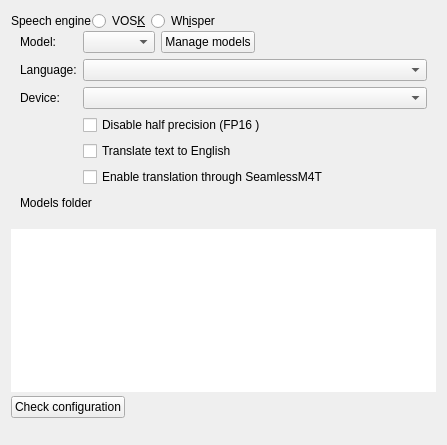
This is src/ui/configspeech_ui.ui in KDE/kdenlive as Qt 5 draws it before an edit. The edited form follows.
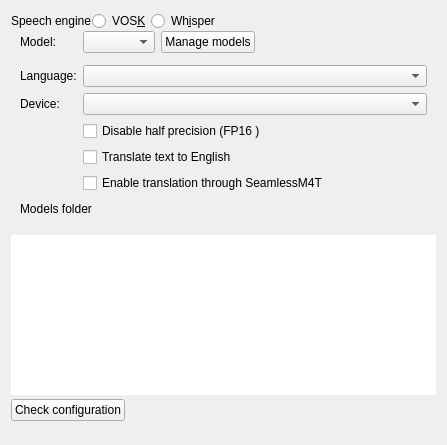
This is the edited form. Icons and pictures are not drawn. Custom widgets are drawn as their Qt base class.

```diff
--- a/src/ui/configspeech_ui.ui
+++ b/src/ui/configspeech_ui.ui
@@ -236,52 +236,52 @@
          </item>
         </layout>
        </item>
-       <item row="1" column="0">
+       <item row="2" column="0">
         <widget class="QLabel" name="label_4">
          <property name="text">
           <string>Language:</string>
          </property>
         </widget>
        </item>
-       <item row="1" column="1">
+       <item row="2" column="1">
         <widget class="QComboBox" name="combo_wr_lang"/>
        </item>
-       <item row="2" column="0">
+       <item row="3" column="0">
         <widget class="QLabel" name="label_5">
          <property name="text">
           <string>Device:</string>
          </property>
         </widget>
        </item>
-       <item row="2" column="1">
+       <item row="3" column="1">
         <widget class="QComboBox" name="combo_wr_device">
          <property name="sizeAdjustPolicy">
           <enum>QComboBox::SizeAdjustPolicy::AdjustToContents</enum>
          </property>
         </widget>
        </item>
-       <item row="3" column="1">
+       <item row="4" column="1">
         <widget class="QCheckBox" name="kcfg_whisperDisableFP16">
          <property name="text">
           <string>Disable half precision (FP16 )</string>
          </property>
         </widget>
        </item>
-       <item row="4" column="1">
+       <item row="5" column="1">
         <widget class="QCheckBox" name="kcfg_whisperTranslate">
          <property name="text">
           <string>Translate text to English</string>
          </property>
         </widget>
        </item>
-       <item row="5" column="1">
+       <item row="6" column="1">
         <widget class="QCheckBox" name="kcfg_enableSeamless">
          <property name="text">
           <string>Enable translation through SeamlessM4T</string>
          </property>
         </widget>
        </item>
-       <item row="6" column="0" colspan="2">
+       <item row="7" column="0" colspan="2">
         <layout class="QHBoxLayout" name="horizontalLayout_2">
          <item>
           <widget class="QLabel" name="model_folder_label">
@@ -312,7 +312,7 @@
          </item>
         </layout>
        </item>
-       <item row="7" column="0" colspan="2">
+       <item row="8" column="0" colspan="2">
         <layout class="QVBoxLayout" name="message_layout_wr">
          <property name="spacing">
           <number>0</number>
@@ -322,6 +322,13 @@
          </property>
         </layout>
        </item>
+       <item row="1" column="0" colspan="2">
+        <widget class="KMessageWidget" name="noModelMessage">
+         <property name="closeButtonVisible">
+          <bool>false</bool>
+         </property>
+        </widget>
+       </item>
       </layout>
      </widget>
     </widget>
```
